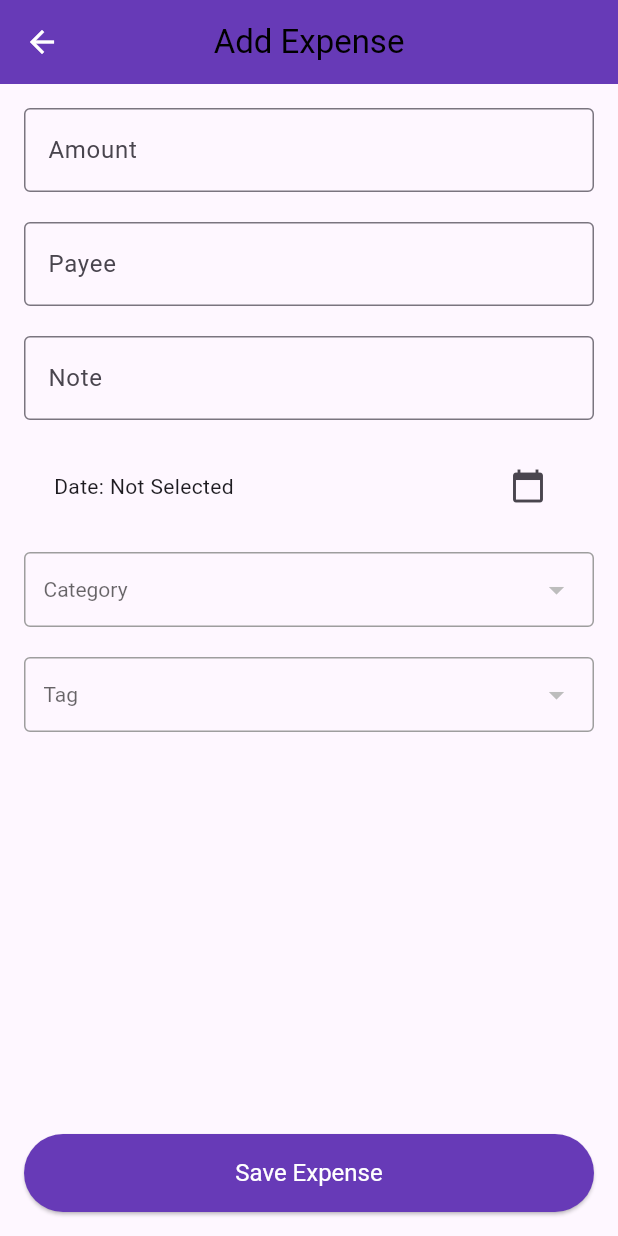
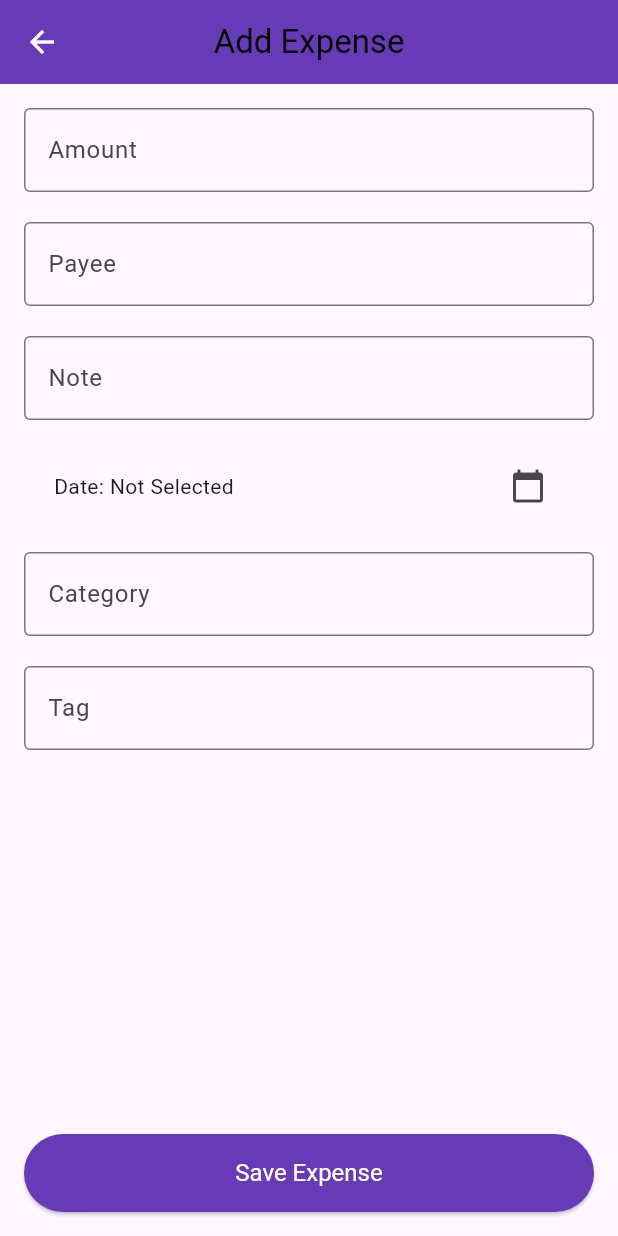
Before and after one commit to BadieF9/Expense_Tracker, a Flutter app: the AddExpenseScreen screen opened directly, on a phone screen of 412 x 824 dp. Run offline on Flutter 3.47's test engine with Material 3 defaults, Android fonts, the phone set to English and light mode, and no system bars; our stand-ins replace localstorage.

Commit message:
contained_dropdown widget removed and project structure updated

```diff
--- a/lib/add_expense_screen.dart
+++ b/lib/add_expense_screen.dart
@@ -1,4 +1,4 @@
-import 'package:expense_tracking_app/components/contained_dropdown.dart';
+// import 'package:expense_tracking_app/widgets/contained_dropdown.dart';
 import 'package:flutter/material.dart';
 import 'package:provider/provider.dart';
 import '/models/expense.dart';
@@ -110,34 +110,38 @@ class _AddExpenseScreenState extends State<AddExpenseScreen> {
                   ),
                 ),
                 const SizedBox(height: 20),
-                ContainedDropdown(
-                  hintText: 'Category',
-                  initialValue: _selectedCategoryId,
+                DropdownButtonFormField<String>(
+                  onChanged: (newValue) {
+                    setState(() {
+                      _selectedCategoryId = newValue;
+                    });
+                  },
+                  decoration: const InputDecoration(
+                      labelText: "Category", border: OutlineInputBorder()),
+                  icon: const SizedBox.shrink(),
                   items: Provider.of<ExpenseProvider>(context, listen: false)
                       .categories
                       .map((e) =>
                           DropdownMenuItem(value: e.id, child: Text(e.name)))
                       .toList(),
+                  value: _selectedCategoryId,
+                ),
+                const SizedBox(height: 20),
+                DropdownButtonFormField<String>(
                   onChanged: (newValue) {
                     setState(() {
-                      _selectedCategoryId = newValue;
+                      _selectedTagId = newValue;
                     });
                   },
-                ),
-                const SizedBox(height: 20),
-                ContainedDropdown(
-                  hintText: 'Tag',
-                  initialValue: _selectedTagId,
+                  decoration: const InputDecoration(
+                      labelText: "Tag", border: OutlineInputBorder()),
+                  icon: const SizedBox.shrink(),
                   items: Provider.of<ExpenseProvider>(context, listen: false)
                       .tags
                       .map((e) =>
                           DropdownMenuItem(value: e.id, child: Text(e.name)))
                       .toList(),
-                  onChanged: (newValue) {
-                    setState(() {
-                      _selectedTagId = newValue;
-                    });
-                  },
+                  value: _selectedTagId,
                 ),
                 const SizedBox(height: 20),
               ],
--- a/lib/components/contained_dropdown.dart
+++ /dev/null
@@ -1,58 +0,0 @@
-import 'package:flutter/material.dart';
-
-class ContainedDropdown extends StatefulWidget {
-  final String hintText;
-  final List<DropdownMenuItem<String>> items;
-  final String? initialValue;
-  final ValueChanged<String?> onChanged;
-
-  const ContainedDropdown({
-    Key? key,
-    required this.hintText,
-    required this.items,
-    this.initialValue,
-    required this.onChanged,
-  }) : super(key: key);
-
-  @override
-  State<ContainedDropdown> createState() => _ContainedDropdownState();
-}
-
-class _ContainedDropdownState extends State<ContainedDropdown> {
-  String? dropdownValue;
-
-  @override
-  void initState() {
-    super.initState();
-    dropdownValue = widget.initialValue;
-  }
-
-  @override
-  Widget build(BuildContext context) {
-    return Container(
-      padding: const EdgeInsets.symmetric(horizontal: 12),
-      decoration: BoxDecoration(
-        borderRadius: BorderRadius.circular(4),
-        border: Border.all(color: Colors.grey),
-      ),
-      child: DropdownButton<String>(
-        hint: Text(widget.hintText),
-        value: dropdownValue,
-        icon: const Icon(Icons.arrow_drop_down),
-        iconSize: 24,
-        elevation: 16,
-        style: const TextStyle(color: Colors.black),
-        underline: Container(),
-        onChanged: (String? newValue) {
-          setState(() {
-            dropdownValue = newValue;
-          });
-          widget.onChanged(newValue); // Call the callback function
-        },
-        items: widget.items,
-        isExpanded: true,
-        dropdownColor: Colors.white,
-      ),
-    );
-  }
-}
--- a/lib/home_screen.dart
+++ b/lib/home_screen.dart
@@ -1,6 +1,6 @@
 import 'package:expense_tracking_app/add_expense_screen.dart';
 import 'package:expense_tracking_app/category_management_screen.dart';
-import 'package:expense_tracking_app/components/dismissable_list_item.dart';
+import 'package:expense_tracking_app/widgets/dismissable_list_item.dart';
 import 'package:expense_tracking_app/models/expense.dart';
 import 'package:expense_tracking_app/tag_management_screen.dart';
 import 'package:flutter/material.dart';
```
Also changed, not shown: lib/widgets/dismissable_list_item.dart (renamed from lib/components/dismissable_list_item.dart).
